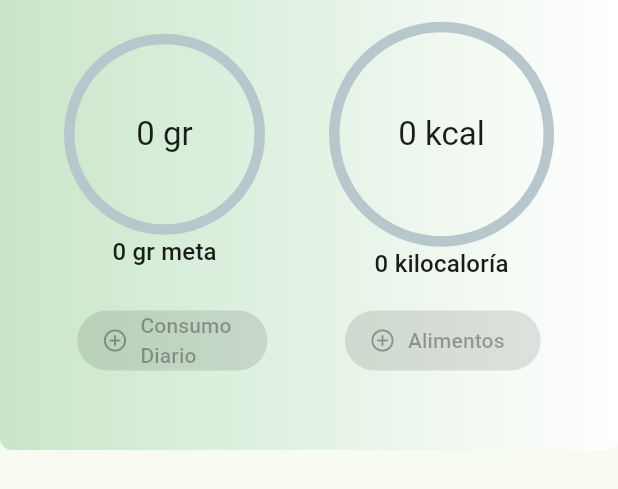
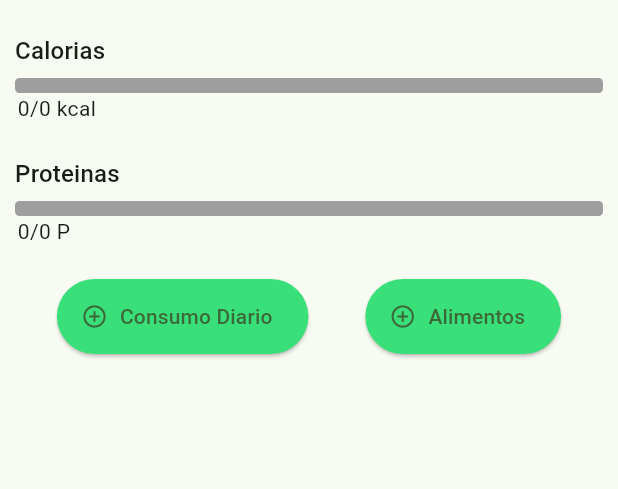
Before and after one commit to josejesus3/VitacoraCalorias, a Flutter app: the ContainerVitacora widget shown alone on an empty page, opened directly, on a phone screen of 412 x 824 dp. Shown: the top 489 px of the screen. Run offline on Flutter 3.47's test engine with Material 3 defaults, Android fonts, the light colour scheme and no system bars; drawn by our look-alikes of percent_indicator; our stand-ins replace animate_do, shared_preferences; accounts and stored records are empty.

Commit message:
New interfaz containerVitacora

```diff
--- a/lib/config/theme/app_theme.dart
+++ b/lib/config/theme/app_theme.dart
@@ -15,8 +15,8 @@ class AppTheme {
         assert(selectColors < colors.length,
             'Seleccolors menor que ${colors.length}');
 
-  ThemeData getTheme() =>
-      ThemeData(useMaterial3: true,
-      appBarTheme: const AppBarTheme(backgroundColor: Color.fromARGB(122, 56, 142, 60)),
+  ThemeData getTheme() => ThemeData(
+      useMaterial3: true,
+      //appBarTheme: const AppBarTheme(backgroundColor: Color.fromARGB(122, 56, 142, 60)),
       colorSchemeSeed: colors[selectColors]);
 }
--- a/lib/presentation/screen/page_view_requisitos.dart
+++ b/lib/presentation/screen/page_view_requisitos.dart
@@ -1,6 +1,5 @@
 import 'package:animate_do/animate_do.dart';
 import 'package:flutter/material.dart';
-import 'package:flutter/widgets.dart';
 import 'package:vitacora_calorias/presentation/widget/calculadora_calorias.dart';
 import 'package:vitacora_calorias/presentation/widget/resultado_personal.dart';
 
--- a/lib/presentation/screen/vitacora_calorias.dart
+++ b/lib/presentation/screen/vitacora_calorias.dart
@@ -3,7 +3,6 @@
 import 'package:animate_do/animate_do.dart';
 import 'package:flutter/material.dart';
 import 'package:provider/provider.dart';
-import 'package:vitacora_calorias/config/theme/app_theme.dart';
 import 'package:vitacora_calorias/presentation/screen/page_view_requisitos.dart';
 import 'package:vitacora_calorias/presentation/widget/aliment_list.dart';
 import 'package:vitacora_calorias/provider/consumo_diario.dart';
@@ -33,11 +32,18 @@ class _VitacoraCaloriasState extends State<VitacoraCalorias> {
     // Llamar a alertDialog solo en el método build
     final reset = context.watch<ConsumoDiario>();
     final consumoDiario = context.watch<ConsumoDiario>();
-    final pageView=context.read<ConsumoDiario>().checkFirstTime;
+    final pageView = context.read<ConsumoDiario>().checkFirstTime;
+    final textTitle = Theme.of(context).textTheme;
 
-    return pageView==false?const PageViewRequisitos(): Scaffold(
+    return pageView == false
+        ? const PageViewRequisitos()
+        : Scaffold(
             backgroundColor: Colors.white,
             appBar: AppBar(
+              title: Text(
+                'Calorias y Proteinas',
+                style: textTitle.titleLarge,
+              ),
               actions: [
                 IconButton(
                     onPressed: () {
@@ -61,7 +67,6 @@ class _VitacoraCaloriasState extends State<VitacoraCalorias> {
                 ),
               ],
             ),
-
             body: SafeArea(
               child: ElasticInRight(
                 child: Column(
--- a/lib/presentation/widget/calculadora_calorias.dart
+++ b/lib/presentation/widget/calculadora_calorias.dart
@@ -2,7 +2,6 @@ import 'package:flutter/material.dart';
 import 'package:flutter/services.dart';
 import 'package:provider/provider.dart';
 import 'package:vitacora_calorias/domain/services/validacion.dart';
-import 'package:vitacora_calorias/provider/consumo_diario.dart';
 
 import 'package:vitacora_calorias/provider/provider_globales.dart';
 
@@ -27,7 +26,6 @@ class _CalculadorCaloriasState extends State<CalculadorCalorias> {
   @override
   Widget build(BuildContext context) {
     final providerGlobal = context.read<ProviderGlobales>();
-    final consumoDiario = context.watch<ConsumoDiario>();
     final checkValidacion = context.read<ProviderGlobales>().checkValidacion;
     final colorActiveMasculino =
         context.watch<ProviderGlobales>().colorMasculino;
@@ -66,12 +64,11 @@ class _CalculadorCaloriasState extends State<CalculadorCalorias> {
               ),
             ],
           ),
-           const SizedBox(
+          const SizedBox(
             height: 10,
           ),
           Center(
             child: Column(
-
               children: [
                 _FormularioRegistro(
                   nombreCampo: 'Altura/Cm',
@@ -160,7 +157,6 @@ class _CalculadorCaloriasState extends State<CalculadorCalorias> {
                   focusPeso: focusPeso,
                   focusEdad: focusEdad,
                 );
-
 
                 showError = true;
               },
--- a/lib/presentation/widget/container_vitacora.dart
+++ b/lib/presentation/widget/container_vitacora.dart
@@ -1,8 +1,6 @@
 import 'package:flutter/material.dart';
-import 'package:percent_indicator/circular_percent_indicator.dart';
+import 'package:percent_indicator/linear_percent_indicator.dart';
 import 'package:provider/provider.dart';
-import 'package:shared_preferences/shared_preferences.dart';
-import 'package:vitacora_calorias/presentation/screen/page_view_requisitos.dart';
 import 'package:vitacora_calorias/provider/consumo_diario.dart';
 
 class ContainerVitacora extends StatefulWidget {
@@ -25,11 +23,8 @@ class _ContainerVitacoraState extends State<ContainerVitacora> {
 
     context.read<ConsumoDiario>().cargarVariables();
 
-
     //_checkFirstTime();
   }
-
-
 
   @override
   Widget build(BuildContext context) {
@@ -39,80 +34,46 @@ class _ContainerVitacoraState extends State<ContainerVitacora> {
     final int proteinaAlcanzar = consumoDiario.proteinaAlcanzar;
     final int caloriasAlcanzar = consumoDiario.caloriasAlcanzar;
     final sizeWidth = MediaQuery.of(context).size.width;
-    final textfootter = Theme.of(context).textTheme.titleMedium;
-    final textTitle = Theme.of(context).textTheme.titleLarge;
 
     return Container(
       width: sizeWidth,
       height: 300,
-      decoration: BoxDecoration(
-        borderRadius: const BorderRadius.only(
+      decoration: const BoxDecoration(
+        borderRadius: BorderRadius.only(
           bottomLeft: Radius.circular(8),
           bottomRight: Radius.circular(8),
-        ),
-        gradient: LinearGradient(
-          colors: [
-            Colors.green.shade100,
-            Colors.white,
-          ],
-          begin: Alignment.bottomLeft,
-          end: Alignment.bottomRight,
         ),
       ),
       child: Column(
         mainAxisAlignment: MainAxisAlignment.spaceEvenly,
         children: [
-          Row(
-            mainAxisAlignment: MainAxisAlignment.spaceEvenly,
-            children: [
-              CircularPercentIndicator(
-                lineWidth: 7,
-                animateFromLastPercent: true,
-                animation: true,
-                curve: Curves.decelerate,
-                percent: consumoDiario.indicadorproteina,
-                radius: 67,
-                footer: Text(
-                  '$proteinaAlcanzar gr meta',
-                  style: textfootter, // Ajusta según tus necesidades
-                ),
-                center: Text(
-                  '$proteina gr',
-                  style: textTitle, // Ajusta según tus necesidades
-                ),
-                progressColor: Colors.blue, // Ajusta según tus necesidades
-              ),
-              CircularPercentIndicator(
-                percent: consumoDiario.indicadorcalorias,
-                lineWidth: 7,
-                radius: 75,
-                footer: Text(
-                  '$caloriasAlcanzar kilocaloría',
-                  style: textfootter, // Ajusta según tus necesidades
-                ),
-                center: Text(
-                  '$calorias kcal',
-                  style: textTitle, // Ajusta según tus necesidades
-                ),
-                animateFromLastPercent: true,
-                animation: true,
-                curve: Curves.decelerate, // Ajusta según tus necesidades
-              ),
-            ],
+          _LinearProgress(
+            sizeWidth: sizeWidth,
+            consumoDiario: consumoDiario.indicadorcalorias,
+            porcentaje: calorias,
+            metaAlcanzar: caloriasAlcanzar,
+            subTitle: ' kcal',
+            title: 'Calorias',
+          ),
+          _LinearProgress(
+            sizeWidth: sizeWidth,
+            consumoDiario: consumoDiario.indicadorproteina,
+            porcentaje: proteina,
+            metaAlcanzar: proteinaAlcanzar,
+            subTitle: ' P',
+            title: 'Proteinas',
           ),
           Row(
             mainAxisAlignment: MainAxisAlignment.spaceEvenly,
             children: [
-              ElevatedButton.icon(
-                onPressed: widget.onPressedCDiario,
-                icon: const Icon(Icons.add_circle_outline_rounded),
-                label: const Text('Consumo\nDiario'),
-              ),
-              ElevatedButton.icon(
-                onPressed: widget.onPressedAlimentos,
-                icon: const Icon(Icons.add_circle_outline_rounded),
-                label: const Text('Alimentos'),
-              ),
+              _BotonesConfirmacion(
+                  onPressed: () => widget.onPressedAlimentos,
+                  title: 'Consumo Diario',
+                  icon: Icons.add_circle_outline_rounded),
+              _BotonesConfirmacion(
+                  onPressed: () => widget.onPressedAlimentos,
+                  title: 'Alimentos',
+                  icon: Icons.add_circle_outline_rounded)
             ],
           ),
           const SizedBox(
@@ -123,3 +84,78 @@ class _ContainerVitacoraState extends State<ContainerVitacora> {
     );
   }
 }
+
+class _LinearProgress extends StatelessWidget {
+  final int porcentaje;
+  final int metaAlcanzar;
+  final double sizeWidth;
+  final String subTitle;
+  final String title;
+  final double consumoDiario;
+  const _LinearProgress({
+    super.key,
+    required this.sizeWidth,
+    required this.consumoDiario,
+    required this.porcentaje,
+    required this.metaAlcanzar,
+    required this.subTitle,
+    required this.title,
+  });
+
+  @override
+  Widget build(BuildContext context) {
+    final textTitle = Theme.of(context).textTheme;
+    return Column(
+      crossAxisAlignment: CrossAxisAlignment.start,
+      children: [
+        Padding(
+            padding: const EdgeInsets.only(left: 10, bottom: 6),
+            child: Text(
+              title,
+              style: textTitle.titleMedium,
+            )),
+        LinearPercentIndicator(
+          width: sizeWidth * 1,
+          lineHeight: 10.0,
+          percent: consumoDiario,
+          backgroundColor: Colors.grey,
+          progressColor: const Color.fromARGB(122, 56, 142, 60),
+          barRadius: const Radius.circular(3),
+        ),
+        Padding(
+          padding: const EdgeInsets.only(left: 8),
+          child: Text(
+            " $porcentaje/$metaAlcanzar$subTitle",
+            style: textTitle.bodyMedium,
+          ),
+        ),
+      ],
+    );
+  }
+}
+
+class _BotonesConfirmacion extends StatelessWidget {
+  final VoidCallback onPressed;
+  final String title;
+  final IconData icon;
+  const _BotonesConfirmacion({
+    required this.onPressed,
+    required this.title,
+    required this.icon,
+  });
+
+  @override
+  Widget build(BuildContext context) {
+    return ElevatedButton.icon(
+      style: ButtonStyle(
+        backgroundColor: const MaterialStatePropertyAll(
+          Color(0xFF39E079),
+        ),
+        minimumSize: MaterialStateProperty.all(const Size(50, 50)),
+      ),
+      onPressed: onPressed,
+      icon: Icon(icon),
+      label: Text(title),
+    );
+  }
+}
```
Also changed, not shown: lib/domain/services/validacion.dart (+10 -11 lines). Lines whose indentation alone changed are shown as unchanged.
